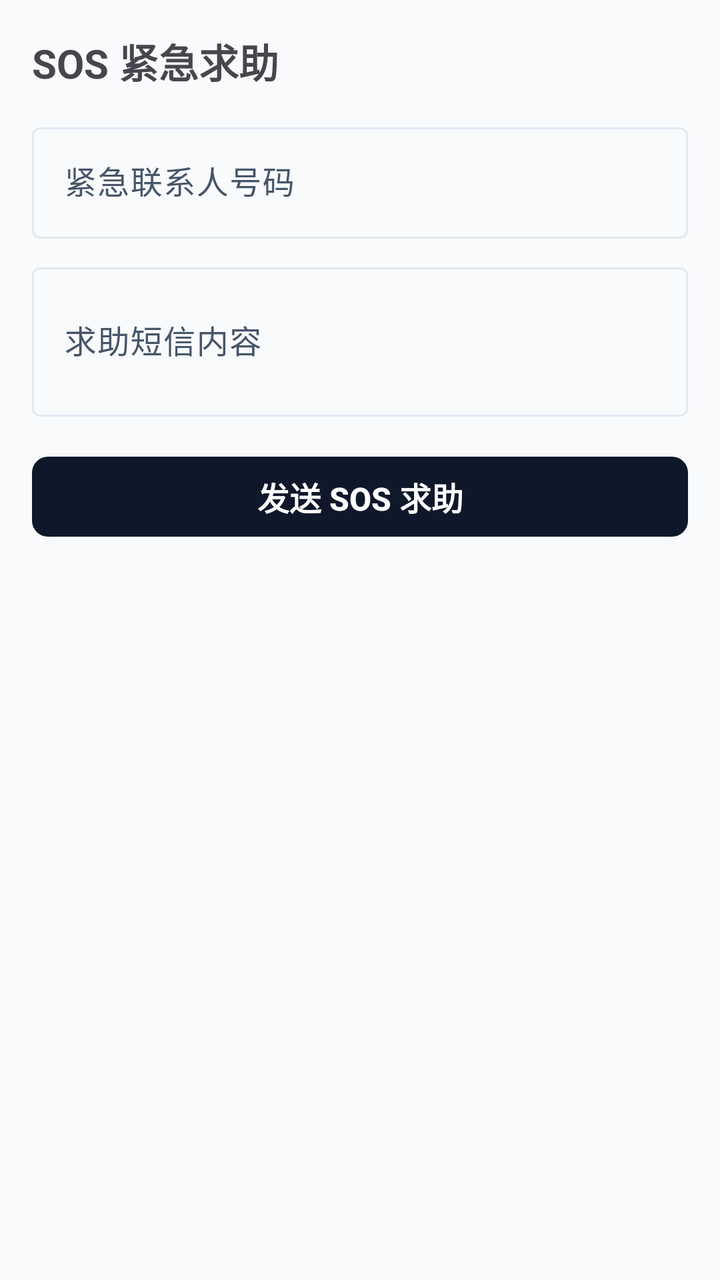
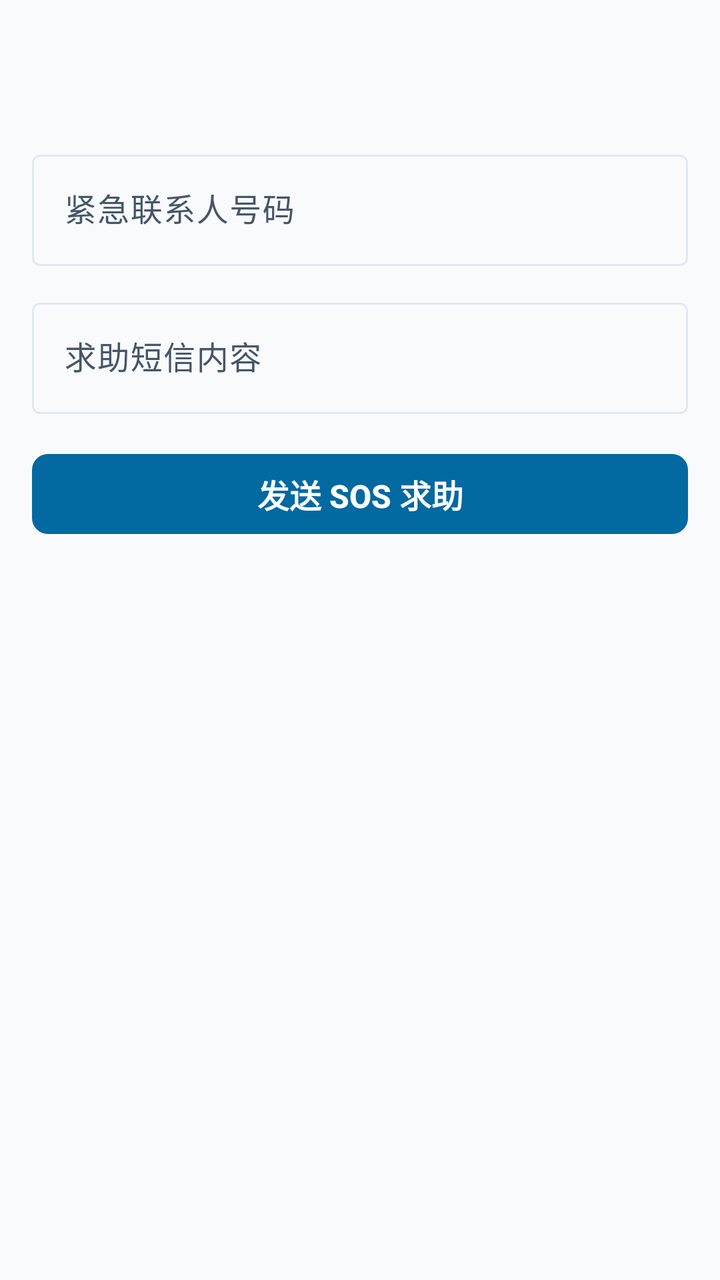

Compare the two renders of this Android layout. The source of the first and the diff that turns it into the second are given below.
<!-- AndroidManifest.xml: application theme Theme.SecureDroid -->
<!-- res/layout/activity_sos.xml -->
<?xml version="1.0" encoding="utf-8"?>
<LinearLayout xmlns:android="http://schemas.android.com/apk/res/android"
    android:layout_width="match_parent"
    android:layout_height="match_parent"
    android:orientation="vertical"
    android:padding="16dp">

    <TextView
        android:id="@+id/tvTitle"
        android:layout_width="match_parent"
        android:layout_height="wrap_content"
        android:paddingBottom="12dp"
        android:textSize="20sp"
        android:textStyle="bold"
        android:text="@string/tool_sos" />

    <com.google.android.material.textfield.TextInputLayout
        android:layout_width="match_parent"
        android:layout_height="wrap_content"
        android:hint="@string/sos_hint_phone">

        <com.google.android.material.textfield.TextInputEditText
            android:id="@+id/etPhone"
            android:layout_width="match_parent"
            android:layout_height="wrap_content"
            android:inputType="phone" />
    </com.google.android.material.textfield.TextInputLayout>

    <com.google.android.material.textfield.TextInputLayout
        android:layout_width="match_parent"
        android:layout_height="wrap_content"
        android:layout_marginTop="8dp"
        android:hint="@string/sos_hint_msg">

        <com.google.android.material.textfield.TextInputEditText
            android:id="@+id/etMsg"
            android:layout_width="match_parent"
            android:layout_height="wrap_content"
            android:inputType="textMultiLine"
            android:minLines="2" />
    </com.google.android.material.textfield.TextInputLayout>

    <com.google.android.material.button.MaterialButton
        android:id="@+id/btnSend"
        android:layout_width="match_parent"
        android:layout_height="wrap_content"
        android:layout_marginTop="16dp"
        android:text="@string/sos_btn_send" />
</LinearLayout>
<!-- resources referenced by this layout -->
<resources>
  <string name="sos_btn_send">发送 SOS 求助</string>
  <string name="sos_hint_msg">求助短信内容</string>
  <string name="sos_hint_phone">紧急联系人号码</string>
  <string name="tool_sos">SOS 紧急求助</string>
  <color name="c_primary">#0F172A</color>
  <color name="c_on_primary">#FFFFFF</color>
  <color name="c_accent">#0369A1</color>
  <color name="c_on_accent">#FFFFFF</color>
  <color name="c_background">#F8FAFC</color>
  <color name="c_card">#FFFFFF</color>
  <color name="c_foreground">#020617</color>
  <color name="c_muted">#E8ECF1</color>
  <color name="c_muted_foreground">#475569</color>
  <color name="c_border">#E2E8F0</color>
  <color name="c_destructive">#DC2626</color>
  <color name="c_on_destructive">#FFFFFF</color>
  <!-- drawable bg_fluid (drawable) -->
  <?xml version="1.0" encoding="utf-8"?>
  <shape xmlns:android="http://schemas.android.com/apk/res/android" android:shape="rectangle">
      <solid android:color="@color/c_background" />
  </shape>
  <style name="Widget.SecureDroid.Card" parent="Widget.Material3.CardView.Elevated">
          <item name="cardBackgroundColor">@color/c_card</item>
          <item name="cardCornerRadius">@dimen/sd_radius_card</item>
          <item name="cardElevation">0dp</item>
          <item name="strokeWidth">@dimen/sd_hairline_width</item>
          <item name="strokeColor">@color/c_border</item>
          <item name="rippleColor">@color/c_muted</item>
      </style>
  <style name="TextAppearance.SecureDroid.Title" parent="TextAppearance.Material3.HeadlineMedium">
          <item name="android:textSize">26sp</item>
          <item name="android:textStyle">bold</item>
          <item name="android:letterSpacing">-0.01</item>
      </style>
  <style name="TextAppearance.SecureDroid.Headline" parent="TextAppearance.Material3.TitleMedium">
          <item name="android:textSize">20sp</item>
          <item name="android:textStyle">bold</item>
      </style>
  <style name="TextAppearance.SecureDroid.Section" parent="TextAppearance.Material3.LabelSmall">
          <item name="android:textSize">12sp</item>
          <item name="android:textStyle">bold</item>
          <item name="android:letterSpacing">0.08</item>
          <item name="android:textAllCaps">true</item>
      </style>
  <style name="TextAppearance.SecureDroid.Body" parent="TextAppearance.Material3.BodyMedium">
          <item name="android:textSize">16sp</item>
          <item name="android:lineSpacingExtra">8dp</item>
      </style>
  <style name="TextAppearance.SecureDroid.Label" parent="TextAppearance.Material3.BodySmall">
          <item name="android:textSize">14sp</item>
          <item name="android:lineSpacingExtra">4dp</item>
      </style>
  <style name="ShapeAppearance.SecureDroid.Card" parent="">
          <item name="cornerFamily">rounded</item>
          <item name="cornerSize">@dimen/sd_radius_card</item>
      </style>
  <style name="ShapeAppearance.SecureDroid.Inner" parent="">
          <item name="cornerFamily">rounded</item>
          <item name="cornerSize">@dimen/sd_radius_inner</item>
      </style>
  <dimen name="sd_radius_card">12dp</dimen>
  <dimen name="sd_hairline_width">1dp</dimen>
  <dimen name="sd_btn_height">48dp</dimen>
  <dimen name="sd_radius_inner">8dp</dimen>
  <dimen name="sd_space_2">8dp</dimen>
  <!-- unchanged entries left out for length: 2 -->
</resources>

<!-- the commit's change to res/layout/activity_sos.xml (unified diff, before → after) -->
@@ -1,49 +1,53 @@
 <?xml version="1.0" encoding="utf-8"?>
-<LinearLayout xmlns:android="http://schemas.android.com/apk/res/android"
-    android:layout_width="match_parent"
-    android:layout_height="match_parent"
-    android:orientation="vertical"
-    android:padding="16dp">
-
-    <TextView
-        android:id="@+id/tvTitle"
+<LinearLayout
+        xmlns:android="http://schemas.android.com/apk/res/android"
+        xmlns:app="http://schemas.android.com/apk/res-auto"
         android:layout_width="match_parent"
-        android:layout_height="wrap_content"
-        android:paddingBottom="12dp"
-        android:textSize="20sp"
-        android:textStyle="bold"
-        android:text="@string/tool_sos" />
-
-    <com.google.android.material.textfield.TextInputLayout
-        android:layout_width="match_parent"
-        android:layout_height="wrap_content"
-        android:hint="@string/sos_hint_phone">
-
-        <com.google.android.material.textfield.TextInputEditText
-            android:id="@+id/etPhone"
+        android:layout_height="match_parent"
+        android:orientation="vertical">
+    <LinearLayout
             android:layout_width="match_parent"
             android:layout_height="wrap_content"
-            android:inputType="phone" />
-    </com.google.android.material.textfield.TextInputLayout>
-
-    <com.google.android.material.textfield.TextInputLayout
-        android:layout_width="match_parent"
-        android:layout_height="wrap_content"
-        android:layout_marginTop="8dp"
-        android:hint="@string/sos_hint_msg">
-
-        <com.google.android.material.textfield.TextInputEditText
-            android:id="@+id/etMsg"
-            android:layout_width="match_parent"
-            android:layout_height="wrap_content"
-            android:inputType="textMultiLine"
-            android:minLines="2" />
-    </com.google.android.material.textfield.TextInputLayout>
-
-    <com.google.android.material.button.MaterialButton
-        android:id="@+id/btnSend"
-        android:layout_width="match_parent"
-        android:layout_height="wrap_content"
-        android:layout_marginTop="16dp"
-        android:text="@string/sos_btn_send" />
-</LinearLayout>
+            android:orientation="vertical"
+            android:paddingHorizontal="@dimen/sd_gutter">
+        <TextView
+                android:id="@+id/tvTitle"
+                android:layout_width="match_parent"
+                android:layout_height="wrap_content"
+                android:paddingTop="@dimen/sd_space_4"
+                android:paddingBottom="@dimen/sd_space_2"
+                android:textAppearance="@style/TextAppearance.SecureDroid.Title"
+                android:textColor="@color/c_foreground" />
+        <com.google.android.material.textfield.TextInputLayout
+                android:layout_width="match_parent"
+                android:layout_height="wrap_content"
+                android:layout_marginTop="@dimen/sd_space_3"
+                android:hint="@string/sos_hint_phone">
+            <com.google.android.material.textfield.TextInputEditText
+                    android:id="@+id/etPhone"
+                    android:layout_width="match_parent"
+                    android:layout_height="wrap_content"
+                    android:inputType="phone"
+                    android:minHeight="@dimen/sd_touch_min" />
+            </com.google.android.material.textfield.TextInputLayout>
+        <com.google.android.material.textfield.TextInputLayout
+                android:layout_width="match_parent"
+                android:layout_height="wrap_content"
+                android:layout_marginTop="@dimen/sd_space_3"
+                android:hint="@string/sos_hint_msg">
+            <com.google.android.material.textfield.TextInputEditText
+                    android:id="@+id/etMsg"
+                    android:layout_width="match_parent"
+                    android:layout_height="wrap_content"
+                    android:inputType="textMultiLine"
+                    android:minHeight="@dimen/sd_touch_min" />
+            </com.google.android.material.textfield.TextInputLayout>
+        <com.google.android.material.button.MaterialButton
+                android:id="@+id/btnSend"
+                style="@style/Widget.SecureDroid.Button.Accent"
+                android:layout_width="match_parent"
+                android:layout_height="@dimen/sd_btn_height"
+                android:layout_marginTop="@dimen/sd_space_4"
+                android:text="@string/sos_btn_send" />
+        </LinearLayout>
+    </LinearLayout>
<!-- resource entries referenced after the edit -->
@@ -3,7 +3,6 @@
   <string name="sos_btn_send">发送 SOS 求助</string>
   <string name="sos_hint_msg">求助短信内容</string>
   <string name="sos_hint_phone">紧急联系人号码</string>
-  <string name="tool_sos">SOS 紧急求助</string>
   <color name="c_primary">#0F172A</color>
   <color name="c_on_primary">#FFFFFF</color>
   <color name="c_accent">#0369A1</color>
@@ -34,6 +33,11 @@
           <item name="android:textStyle">bold</item>
           <item name="android:letterSpacing">-0.01</item>
       </style>
+  <style name="Widget.SecureDroid.Button.Accent" parent="Widget.SecureDroid.Button">
+          <item name="backgroundTint">@color/c_accent</item>
+          <item name="android:textColor">@color/c_on_accent</item>
+          <item name="iconTint">@color/c_on_accent</item>
+      </style>
   <style name="TextAppearance.SecureDroid.Headline" parent="TextAppearance.Material3.TitleMedium">
           <item name="android:textSize">20sp</item>
           <item name="android:textStyle">bold</item>
@@ -63,8 +67,12 @@
   <dimen name="sd_radius_card">12dp</dimen>
   <dimen name="sd_hairline_width">1dp</dimen>
   <dimen name="sd_btn_height">48dp</dimen>
+  <dimen name="sd_gutter">16dp</dimen>
   <dimen name="sd_radius_inner">8dp</dimen>
   <dimen name="sd_space_2">8dp</dimen>
+  <dimen name="sd_space_3">12dp</dimen>
+  <dimen name="sd_space_4">16dp</dimen>
+  <dimen name="sd_touch_min">48dp</dimen>
   <!-- unchanged entries left out for length: 2 -->
 </resources>
 
